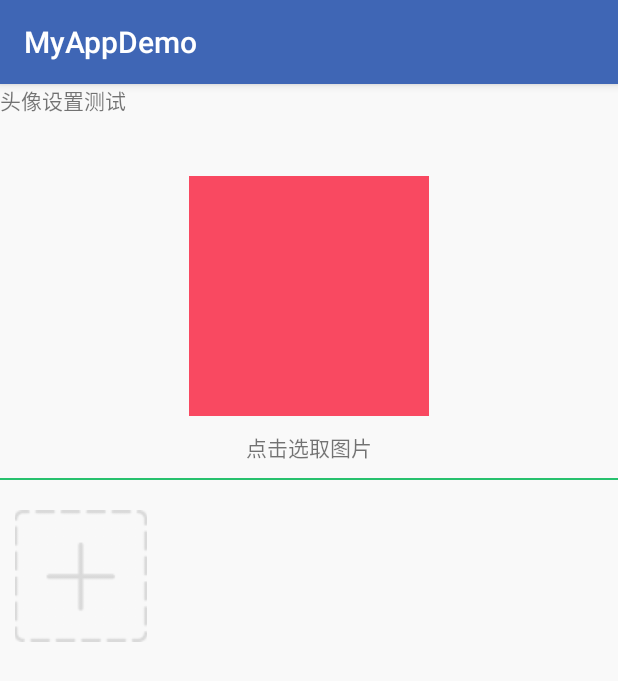
After one commit to lonaever/MyApp, an Android app: the TakePicActivity screen opened directly, with no data from a screen before it, on a phone screen of 412 x 824 dp. The commit adds this screen. Shown: the top 681 px of the screen. Run offline under Robolectric (Android 15) with nearby library versions, the phone set to English and light mode, and no system bars; our stand-ins replace ButterKnife, CircleImageView; libraries missing offline, so code that uses them is left out: cn.finalteam.galleryfinal, com.github.johnpersano.supertoasts, com.zhy.http, com.zhy.m.

Commit message:
增加测试拍照,相册选取

```diff
--- a/Sample/src/main/AndroidManifest.xml
+++ b/Sample/src/main/AndroidManifest.xml
@@ -12,6 +12,7 @@
     <uses-permission android:name="android.permission.MOUNT_UNMOUNT_FILESYSTEMS" />
     <uses-permission android:name="android.permission.ACCESS_NETWORK_STATE" />
     <uses-permission android:name="android.permission.WRITE_SETTINGS" />
+    <uses-permission android:name="android.permission.CAMERA"/>
 
     <application
         android:name=".LApplication"
@@ -33,11 +34,12 @@
 
         <service android:name=".UpdateService" />
 
-        <activity android:name=".page.set.SetActivity"/>
+        <activity android:name=".page.set.SetActivity" />
         <activity android:name=".page.http.HttpTestActivity" />
         <activity android:name=".page.http.ZrcRefreshNewsActivity" />
         <activity android:name=".page.DetailWebActivity" />
-        <activity android:name=".page.http.UPTRRefreshPeopleActivity"/>
+        <activity android:name=".page.http.UPTRRefreshPeopleActivity" />
+        <activity android:name=".page.gallery.TakePicActivity"></activity>
     </application>
 
 </manifest>
--- /dev/null
+++ b/Sample/src/main/java/com/xtkj/testnewsframe/page/gallery/TakePicActivity.java
@@ -0,0 +1,233 @@
+package com.xtkj.testnewsframe.page.gallery;
+
+import android.Manifest;
+import android.os.Bundle;
+import android.view.View;
+import android.view.ViewGroup;
+import android.widget.ImageButton;
+import android.widget.ImageView;
+import android.widget.LinearLayout;
+
+import com.xtkj.libmyapp.model.ImageData;
+import com.xtkj.libmyapp.util.GalleryHelper;
+import com.xtkj.libmyapp.util.ToolsUtil;
+import com.xtkj.libmyapp.view.MyGridView;
+import com.xtkj.testnewsframe.R;
+import com.xtkj.testnewsframe.page.base.LActivity;
+import com.zhy.m.permission.MPermissions;
+import com.zhy.m.permission.PermissionDenied;
+import com.zhy.m.permission.PermissionGrant;
+
+import java.util.ArrayList;
+import java.util.List;
+
+import butterknife.BindView;
+import butterknife.ButterKnife;
+import butterknife.OnClick;
+import cn.finalteam.galleryfinal.model.PhotoInfo;
+
+public class TakePicActivity extends LActivity {
+
+    //ui
+    @BindView(R.id.iv_pic)
+    ImageView iv_pic;
+    @BindView(R.id.pic_container)
+    LinearLayout pic_container;
+
+    //容器
+    MyGridView photoGridView;
+
+    //data
+    ImageData headImg;
+    List<ImageData> imglist = new ArrayList<>();
+
+    @Override
+    protected void onCreate(Bundle savedInstanceState) {
+        super.onCreate(savedInstanceState);
+        setContentView(R.layout.activity_take_pic);
+        ButterKnife.bind(this);
+
+        //
+        createGridPic();
+    }
+
+    @OnClick(R.id.iv_pic)
+    public void onBtnPic(ImageView iv) {
+        MPermissions.requestPermissions(this, 502, Manifest.permission.CAMERA);
+    }
+
+    @Override
+    public void onRequestPermissionsResult(int requestCode, String[] permissions, int[] grantResults) {
+        MPermissions.onRequestPermissionsResult(this, requestCode, permissions, grantResults);
+        super.onRequestPermissionsResult(requestCode, permissions, grantResults);
+    }
+
+    @PermissionGrant(502)
+    public void takeHeadPic() {
+        new GalleryHelper().openSingleCrop(context, 555, 555, new GalleryHelper.OnPickPhotoCallback() {
+            @Override
+            public void onPickSucc(PhotoInfo photoInfo) {
+                headImg = new ImageData(photoInfo.getPhotoPath());
+                headImg.displayImage(context, iv_pic);
+            }
+
+            @Override
+            public void onPickFail(String errorMsg) {
+                showErrorTip(errorMsg);
+            }
+        });
+    }
+
+    @PermissionDenied(502)
+    public void takeHeadPicFail() {
+        ToolsUtil.msgbox(context, "没有拍照权限,请设置");
+    }
+
+    private void createGridPic() {
+        //添加照片预览容器
+        photoGridView = new MyGridView(this, adapter);
+        photoGridView.setListener(photoListener);
+        LinearLayout.LayoutParams p = new LinearLayout.LayoutParams(
+                ViewGroup.LayoutParams.MATCH_PARENT,
+                ViewGroup.LayoutParams.WRAP_CONTENT);
+        pic_container.addView(photoGridView.getView(), p);
+    }
+
+    private void delImage(final int index) {
+        imglist.remove(index);
+        photoGridView.reload();
+    }
+
+    MyGridView.MyGridViewAdapter adapter = new MyGridView.MyGridViewAdapter() {
+        @Override
+        public int rowspacing(MyGridView mg) {
+            return 10;
+        }
+
+        @Override
+        public int colspacing(MyGridView mg) {
+            return 10;
+        }
+
+        @Override
+        public int leftpadding(MyGridView mg) {
+            return 10;
+        }
+
+        @Override
+        public int toppadding(MyGridView mg) {
+            return 10;
+        }
+
+        @Override
+        public int colCount(MyGridView mg) {
+            return 4;
+        }
+
+        @Override
+        public int rowHeight(MyGridView mg) {
+            return 0;
+        }
+
+        @Override
+        public int viewWidth(MyGridView mg) {
+            return getScreenWidth();
+        }
+
+        @Override
+        public int count(MyGridView mg) {
+            return imglist.size() + 1;
+        }
+
+        @Override
+        public View cell(int index, MyGridView mg) {
+            View view = getLayoutInflater().inflate(R.layout.item_takephoto, null);
+            ImageView iv = (ImageView) view.findViewById(R.id.iv_dis);
+            ImageButton btn_close = (ImageButton) view.findViewById(R.id.btn_close);
+            if (index < imglist.size()) {
+                btn_close.setVisibility(View.VISIBLE);
+                final ImageData imageData = imglist.get(index);
+                imageData.displayImage(context, iv);
+                btn_close.setTag(Integer.valueOf(index));
+                btn_close.setOnClickListener(new View.OnClickListener() {
+
+                    @Override
+                    public void onClick(View v) {
+                        delImage((Integer) v.getTag());
+                    }
+                });
+            } else {
+                btn_close.setVisibility(View.INVISIBLE);
+            }
+
+            return view;
+        }
+
+        @Override
+        public View title(int index, MyGridView mg) {
+            return null;
+        }
+
+        @Override
+        public int titleOffsetY(MyGridView mg) {
+            return 0;
+        }
+
+        @Override
+        public boolean needGridLine(MyGridView mg) {
+            return false;
+        }
+    };
+
+    private MyGridView.MyGridViewListener photoListener = new MyGridView.MyGridViewListener() {
+
+
+        @Override
+        public void onCellTouchDown(int index) {
+
+        }
+
+        @Override
+        public void onCellTouchUp(int index) {
+
+        }
+
+        @Override
+        public void onCellLongPress(int index) {
+
+        }
+
+        @Override
+        public void onCellClick(int index) {
+            if (index == imglist.size()) {
+                //最后一张
+                MPermissions.requestPermissions(context, 503, Manifest.permission.CAMERA);
+            }
+        }
+    };
+
+    @PermissionGrant(503)
+    public void takePhotoPics() {
+        new GalleryHelper().openMuti(context, 8, new GalleryHelper.OnPickMutiPhotoCallback() {
+            @Override
+            public void onPickSucc(List<PhotoInfo> photoInfoList) {
+                for (PhotoInfo pi:photoInfoList) {
+                    ImageData img=new ImageData(pi.getPhotoPath(),600,600, ImageData.ScaleType.SCALE_TYPE_FIT_CENTER);
+                    imglist.add(img);
+                }
+                photoGridView.reload();
+            }
+
+            @Override
+            public void onPickFail(String errorMsg) {
+                showErrorTip(errorMsg);
+            }
+        });
+    }
+
+    @PermissionDenied(503)
+    public void takePhotoPicsFail() {
+        ToolsUtil.msgbox(context, "没有拍照权限,请设置");
+    }
+
+}
--- a/Sample/src/main/java/com/xtkj/testnewsframe/page/home/HomeActivity.java
+++ b/Sample/src/main/java/com/xtkj/testnewsframe/page/home/HomeActivity.java
@@ -14,6 +14,7 @@ import com.xtkj.libmyapp.util.LogUtils;
 import com.xtkj.testnewsframe.R;
 import com.xtkj.testnewsframe.UpdateService;
 import com.xtkj.testnewsframe.page.base.LActivity;
+import com.xtkj.testnewsframe.page.gallery.TakePicActivity;
 import com.xtkj.testnewsframe.page.http.HttpTestActivity;
 import com.xtkj.testnewsframe.page.loading.LoadingActivity;
 import com.xtkj.testnewsframe.page.set.SetActivity;
@@ -203,6 +204,11 @@ public class HomeActivity extends LActivity {
         openIntent(HttpTestActivity.class, true);
     }
 
+    @OnClick(R.id.btn_takepic)
+    public void onBtnTakepic(View view) {
+        openIntent(TakePicActivity.class, true);
+    }
+
     /**
      * 执行推送打开的界面
      */
--- a/Sample/src/main/java/com/xtkj/testnewsframe/page/http/HttpTestActivity.java
+++ b/Sample/src/main/java/com/xtkj/testnewsframe/page/http/HttpTestActivity.java
@@ -14,6 +14,7 @@ import com.xtkj.libmyapp.util.OpenFiles;
 import com.xtkj.libmyapp.util.ToolsUtil;
 import com.xtkj.testnewsframe.R;
 import com.xtkj.testnewsframe.page.base.LActivity;
+import com.xtkj.testnewsframe.page.gallery.TakePicActivity;
 import com.zhy.http.okhttp.OkHttpUtils;
 import com.zhy.m.permission.MPermissions;
 import com.zhy.m.permission.PermissionDenied;
--- a/Sample/src/main/java/com/xtkj/testnewsframe/page/loading/LoadingActivity.java
+++ b/Sample/src/main/java/com/xtkj/testnewsframe/page/loading/LoadingActivity.java
@@ -67,4 +67,9 @@ public class LoadingActivity extends MyLoadingActivity {
     public void done() {
         LApplication.app.pdc.loadingFinish();
     }
+
+    @Override
+    public boolean needCheckNetwork() {
+        return false;
+    }
 }
--- a/Sample/src/main/res/layout/activity_home.xml
+++ b/Sample/src/main/res/layout/activity_home.xml
@@ -34,6 +34,12 @@
                 android:layout_width="wrap_content"
                 android:layout_height="wrap_content"
                 android:text="1、Http测试" />
+
+            <Button
+                android:id="@+id/btn_takepic"
+                android:layout_width="wrap_content"
+                android:layout_height="wrap_content"
+                android:text="2、相册测试" />
         </LinearLayout>
 
 
--- a/Sample/src/main/res/layout/activity_http_test.xml
+++ b/Sample/src/main/res/layout/activity_http_test.xml
@@ -65,4 +65,5 @@
         fancy:fb_radius="4dp"
         fancy:fb_text="人物列表(UPTR实现)"
         fancy:fb_textColor="@color/white"/>
+
 </LinearLayout>
--- /dev/null
+++ b/Sample/src/main/res/layout/activity_take_pic.xml
@@ -0,0 +1,60 @@
+<?xml version="1.0" encoding="utf-8"?>
+<LinearLayout xmlns:android="http://schemas.android.com/apk/res/android"
+    xmlns:tools="http://schemas.android.com/tools"
+    android:layout_width="match_parent"
+    android:layout_height="match_parent"
+    xmlns:app="http://schemas.android.com/apk/res-auto"
+    android:orientation="vertical"
+    tools:context=".page.gallery.TakePicActivity">
+
+    <ScrollView
+        android:layout_width="match_parent"
+        android:layout_height="match_parent">
+
+        <LinearLayout
+            android:layout_width="match_parent"
+            android:layout_height="wrap_content"
+            android:orientation="vertical">
+
+            <TextView
+                android:layout_width="wrap_content"
+                android:layout_height="wrap_content"
+                android:text="头像设置测试" />
+
+            <de.hdodenhof.circleimageview.CircleImageView
+                android:id="@+id/iv_pic"
+                android:layout_width="160dp"
+                android:layout_height="160dp"
+                android:layout_gravity="center_horizontal"
+                android:layout_marginTop="40dp"
+                android:background="@color/colorAccent"
+                app:civ_border_width="2dp"
+                app:civ_border_color="#FF0000"/>
+
+            <TextView
+                android:layout_width="wrap_content"
+                android:layout_height="wrap_content"
+                android:layout_gravity="center_horizontal"
+                android:layout_marginTop="10dp"
+                android:text="点击选取图片" />
+
+            <View
+                android:layout_width="match_parent"
+                android:layout_height="2px"
+                android:layout_marginTop="10dp"
+                android:layout_marginBottom="10dp"
+                android:background="@color/text_green"/>
+
+
+            <LinearLayout
+                android:id="@+id/pic_container"
+                android:layout_width="match_parent"
+                android:layout_height="wrap_content"
+                android:orientation="vertical">
+
+            </LinearLayout>
+        </LinearLayout>
+    </ScrollView>
+
+
+</LinearLayout>
--- /dev/null
+++ b/Sample/src/main/res/layout/item_takephoto.xml
@@ -0,0 +1,41 @@
+<?xml version="1.0" encoding="utf-8"?>
+<FrameLayout xmlns:android="http://schemas.android.com/apk/res/android"
+    android:layout_width="100dp"
+    android:layout_height="100dp" >
+
+    <LinearLayout
+        android:layout_width="match_parent"
+        android:layout_height="match_parent"
+        android:padding="3dp"
+        android:gravity="center"
+        android:orientation="vertical" >
+
+        <ImageView
+            android:id="@+id/iv_dis"
+            android:layout_width="match_parent"
+            android:layout_height="match_parent"
+            android:src="@mipmap/add_img"
+            android:scaleType="centerCrop" />
+    </LinearLayout>
+
+    <LinearLayout
+        android:layout_width="match_parent"
+        android:layout_height="wrap_content"
+        android:gravity="right"
+        android:orientation="vertical" >
+
+        <ImageButton
+            android:id="@+id/btn_close"
+            android:layout_width="25dp"
+            android:layout_height="25dp"
+            android:layout_margin="2dp"
+            android:background="@null"
+            android:layout_marginRight="-3dp"
+            android:layout_marginTop="-3dp"
+            android:src="@mipmap/ic_close"
+            android:scaleType="fitXY"
+            android:visibility="visible"/>
+    </LinearLayout>
+
+
+</FrameLayout>
```
Also changed, not shown: Sample/src/main/res/mipmap-xhdpi/add_img.png (added), Sample/src/main/res/mipmap-xhdpi/ic_close.png (added).
